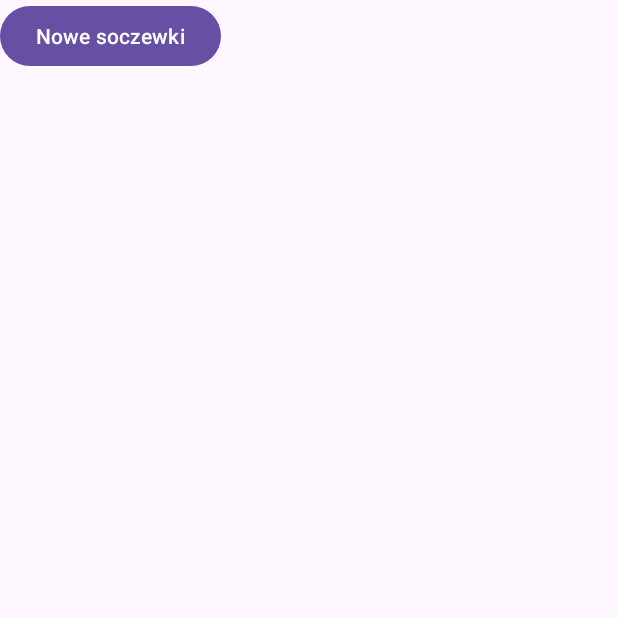
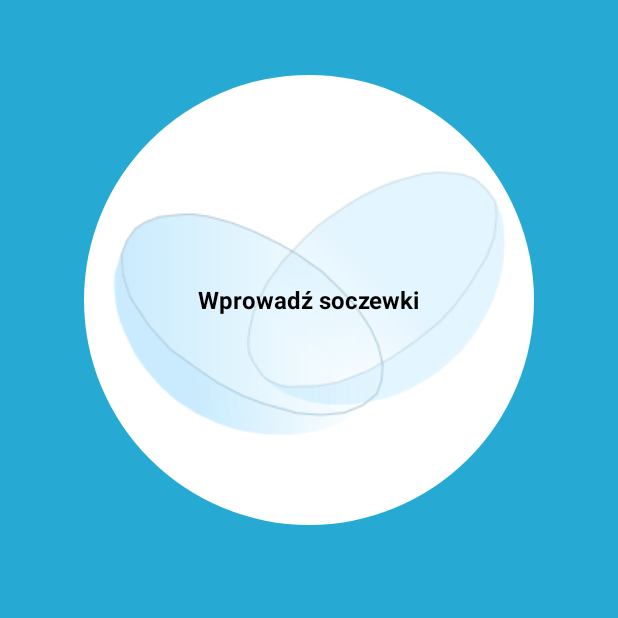
Before and after one commit to maciek123654/ContactLenses, an Android app: the screen it shows after launch (MainActivity), on a phone screen of 412 x 824 dp, the top half of it. Run offline under Robolectric (Android 15) with nearby library versions, the phone set to English and light mode, and no system bars.

```diff
--- a/app/src/main/AndroidManifest.xml
+++ b/app/src/main/AndroidManifest.xml
@@ -3,6 +3,7 @@
     xmlns:tools="http://schemas.android.com/tools">
 
     <uses-permission android:name="android.permission.POST_NOTIFICATIONS"/>
+    <uses-permission android:name="android.permission.VIBRATE" />
 
     <application
         android:allowBackup="true"
@@ -12,8 +13,7 @@
         android:label="@string/app_name"
         android:roundIcon="@mipmap/ic_launcher_round"
         android:supportsRtl="true"
-        android:theme="@style/Theme.ContactLenses"
-        tools:targetApi="31">
+        android:theme="@style/Theme.ContactLenses">
         <activity
             android:name=".MainActivity"
             android:exported="true">
--- a/app/src/main/java/com/eit/contactlenses/MainActivity.kt
+++ b/app/src/main/java/com/eit/contactlenses/MainActivity.kt
@@ -18,10 +18,18 @@ import androidx.core.view.ViewCompat
 import androidx.core.view.WindowInsetsCompat
 import android.Manifest
 import android.content.pm.PackageManager
+import android.os.Build
+import android.os.VibrationEffect
+import android.os.Vibrator
+import android.os.VibratorManager
+import android.util.TypedValue
+import android.widget.ImageButton
 
 class MainActivity : AppCompatActivity() {
-    private lateinit var mainButton: Button
+    private lateinit var mainButton: ImageButton
+    private lateinit var buttonText: TextView
     private lateinit var dayCounterText: TextView
+    private lateinit var vibratorManager: VibratorManager
     private var maxDays: Int = 0
     private var currentDays: Int = 0
     private val CHANNEL_ID = "lens_notification_chanel"
@@ -37,12 +45,18 @@ class MainActivity : AppCompatActivity() {
         }
 
         mainButton = findViewById(R.id.mainButton)
+        buttonText = findViewById(R.id.buttonText)
         dayCounterText = findViewById(R.id.dayCounterText)
+
+        vibratorManager = getSystemService(Context.VIBRATOR_MANAGER_SERVICE) as VibratorManager
 
         createNotificationChanel()
         requestNotificationPermission()
 
-        mainButton.setOnClickListener{showDayPickerDialog()}
+        mainButton.setOnClickListener{
+            vibratePhone()
+            showDayPickerDialog()
+        }
     }
 
     private fun showDayPickerDialog(){
@@ -64,7 +78,7 @@ class MainActivity : AppCompatActivity() {
     }
 
     private fun updateButtonFunction(){
-        mainButton.text = "Dodaj dzień"
+        buttonText.text = "Dodaj dzień"
         dayCounterText.text = "Dni: $currentDays/$maxDays"
         mainButton.setOnClickListener{
             if (currentDays < maxDays){
@@ -91,7 +105,7 @@ class MainActivity : AppCompatActivity() {
     }
 
     private fun resetState(){
-        mainButton.text = "Wprowadź nowe soczewki"
+        buttonText.text = "Wprowadź nowe soczewki"
         dayCounterText.text = ""
         mainButton.setOnClickListener{showDayPickerDialog()}
     }
@@ -136,4 +150,9 @@ class MainActivity : AppCompatActivity() {
         super.onRequestPermissionsResult(requestCode, permissions, grantResults)
     }
 
+    private fun vibratePhone(){
+        val vibrator = vibratorManager.defaultVibrator
+        vibrator.vibrate(VibrationEffect.createOneShot(100, VibrationEffect.DEFAULT_AMPLITUDE))
+    }
+
 }
--- /dev/null
+++ b/app/src/main/res/drawable/circular_button.xml
@@ -0,0 +1,19 @@
+<?xml version="1.0" encoding="utf-8"?>
+<ripple xmlns:android="http://schemas.android.com/apk/res/android"
+    android:color="@android:color/darker_gray">
+
+    <item>
+        <shape android:shape="oval">
+            <solid android:color="@color/white"/>
+            <size android:width="300dp" android:height="300dp"/>
+        </shape>
+    </item>
+
+
+    <item android:id="@android:id/mask">
+        <shape android:shape="oval">
+            <solid android:color="@android:color/black"/>
+        </shape>
+    </item>
+
+</ripple>
--- a/app/src/main/res/layout/activity_main.xml
+++ b/app/src/main/res/layout/activity_main.xml
@@ -5,7 +5,8 @@
     android:id="@+id/main"
     android:layout_width="match_parent"
     android:layout_height="match_parent"
-    tools:context=".MainActivity">
+    tools:context=".MainActivity"
+    android:background="#26AAD3">
 
     <LinearLayout
         android:layout_width="match_parent"
@@ -14,15 +15,40 @@
         app:layout_constraintStart_toStartOf="parent"
         app:layout_constraintTop_toTopOf="parent">
 
-        <Button
-            android:id="@+id/mainButton"
-            android:layout_width="wrap_content"
-            android:layout_height="wrap_content"
-            android:text="Nowe soczewki"/>
+        <FrameLayout
+            android:layout_width="300dp"
+            android:layout_height="300dp"
+            android:layout_gravity="center"
+            android:layout_marginTop="50dp">
+
+            <ImageButton
+                android:id="@+id/mainButton"
+                android:layout_width="match_parent"
+                android:layout_height="match_parent"
+                android:background="@drawable/circular_button"
+                android:src="@drawable/soczewki"
+                android:scaleType="centerInside"
+                android:contentDescription="Przycisk soczewek"/>
+
+            <TextView
+                android:id="@+id/buttonText"
+                android:layout_width="wrap_content"
+                android:layout_height="wrap_content"
+                android:text="Wprowadź soczewki"
+                android:textSize="16sp"
+                android:textColor="@android:color/black"
+                android:textStyle="bold"
+                android:layout_gravity="center"/>
+        </FrameLayout>
 
         <TextView
             android:id="@+id/dayCounterText"
             android:layout_width="wrap_content"
-            android:layout_height="wrap_content"/>
+            android:layout_height="wrap_content"
+            android:textColor="@color/white"
+            android:textStyle="bold"
+            android:layout_gravity="center"
+            android:layout_marginTop="50dp"
+            android:textSize="16sp"/>
     </LinearLayout>
 </androidx.constraintlayout.widget.ConstraintLayout>
--- a/app/src/main/res/values/colors.xml
+++ b/app/src/main/res/values/colors.xml
@@ -2,4 +2,5 @@
 <resources>
     <color name="black">#FF000000</color>
     <color name="white">#FFFFFFFF</color>
+    <color name="bakckground">#2698b0</color>
 </resources>
```
Also changed, not shown: app/src/main/res/drawable/soczewki.png (added).
